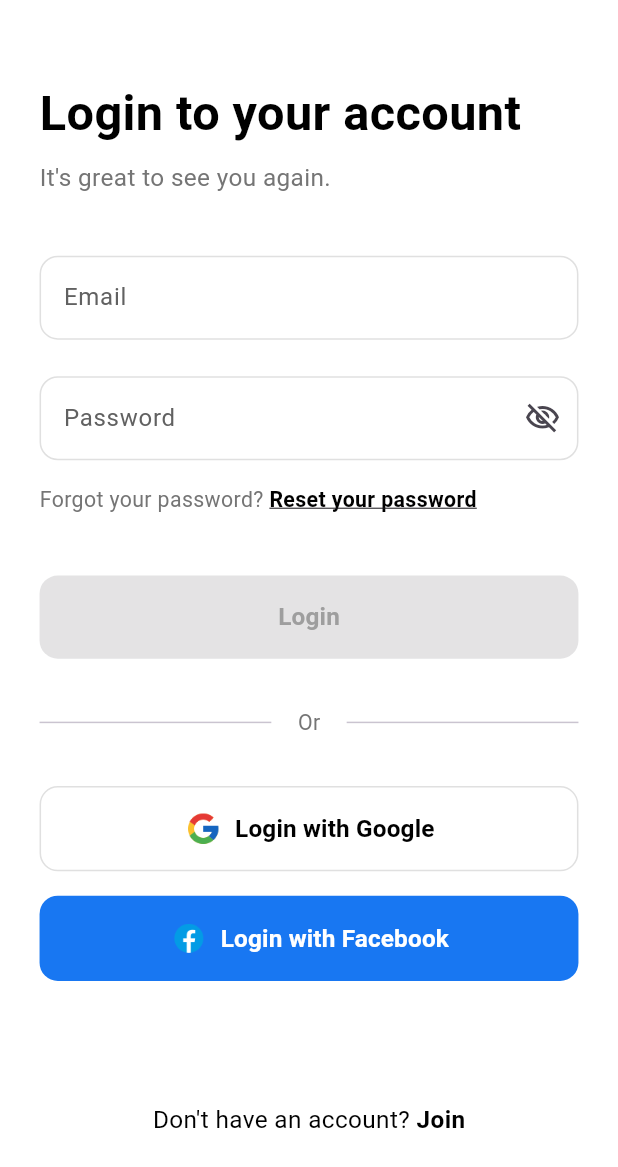
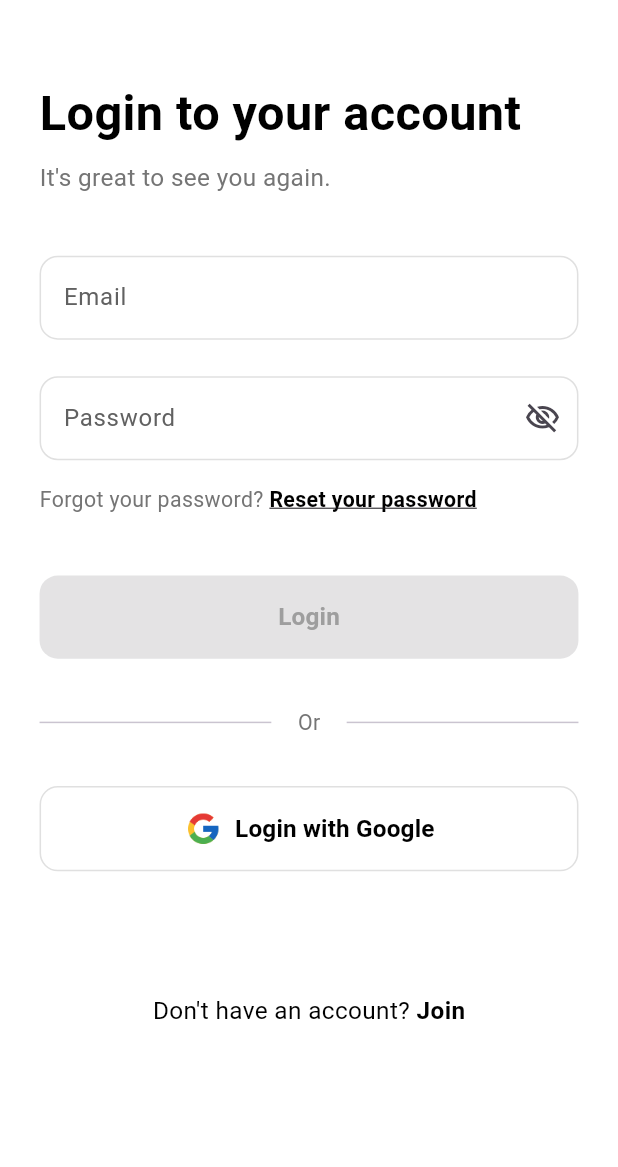
Before and after one commit to jahangirad/Ecommerce-App, a Flutter app: the LoginView screen opened by its route, after a tap on "Login with Google", on a phone screen of 412 x 824 dp. Shown: the top 1167 px of the screen. Run offline on Flutter 3.47's test engine with Material 3 defaults, Android fonts, the phone set to English and light mode, and no system bars; our stand-ins replace flutter_dotenv, flutter_rating_bar, flutter_screenutil, font_awesome_flutter, get, get_storage and 4 more; accounts and stored records are empty.

Commit message:
login and signup create

```diff
--- a/lib/app/modules/login/controllers/login_controller.dart
+++ b/lib/app/modules/login/controllers/login_controller.dart
@@ -1,8 +1,15 @@
 import 'package:flutter/material.dart';
+import 'package:flutter_dotenv/flutter_dotenv.dart';
 import 'package:get/get.dart';
+import 'package:google_sign_in/google_sign_in.dart';
+import 'package:supabase_flutter/supabase_flutter.dart';
+
+import '../../../routes/app_pages.dart';
 
 class LoginController extends GetxController {
   final formKey = GlobalKey<FormState>();
+  // Supabase ক্লায়েন্ট ইনিশিয়ালাইজ করুন
+  final supabase = Supabase.instance.client;
 
   // Text editing controllers
   final emailController = TextEditingController();
@@ -11,6 +18,7 @@ class LoginController extends GetxController {
   // Observable variables for state management
   final isPasswordVisible = false.obs;
   final isFormValid = false.obs;
+  final isLoading = false.obs; // লোডিং স্টেট ম্যানেজ করার জন্য
 
   @override
   void onInit() {
@@ -57,15 +65,78 @@ class LoginController extends GetxController {
     return null; // Login screens usually don't have password length validation
   }
 
-  // Logic for logging in
-  void login() {
-    if (formKey.currentState!.validate()) {
-      // Perform login logic here
+  /// ✅ Supabase দিয়ে ইমেইল ও পাসওয়ার্ড ব্যবহার করে লগইন
+  Future<void> loginWithEmail() async {
+    // প্রথমে ফর্ম ভ্যালিড কিনা চেক করুন
+    if (!formKey.currentState!.validate()) {
+      return;
+    }
+
+    isLoading.value = true;
+    try {
+      final response = await supabase.auth.signInWithPassword(
+        email: emailController.text.trim(),
+        password: passwordController.text.trim(),
+      );
+
+      if (response.user != null) {
+        // লগইন সফল হলে ড্যাশবোর্ডে পাঠান
+        Get.offAllNamed(Routes.DASHBOARD);
+      }
+    } on AuthException catch (e) {
+      // কোনো সমস্যা হলে ব্যবহারকারীকে জানান
       Get.snackbar(
-        'Success',
-        'Logged in successfully!',
+        'Login Failed',
+        e.message,
         snackPosition: SnackPosition.BOTTOM,
+        backgroundColor: Colors.red,
+        colorText: Colors.white,
       );
+    } catch (e) {
+      Get.snackbar(
+        'An Unexpected Error Occurred',
+        'Please try again later.',
+        snackPosition: SnackPosition.BOTTOM,
+        backgroundColor: Colors.red,
+        colorText: Colors.white,
+      );
+    } finally {
+      isLoading.value = false;
+    }
+  }
+
+  /// ✅ Supabase OAuth দিয়ে Google ব্যবহার করে লগইন
+  Future<void> signInWithGoogle() async {
+    final webClientId = dotenv.env['webClientID'];
+    final iosClientId = dotenv.env['iosClientID'];
+
+    final GoogleSignIn googleSignIn = GoogleSignIn(
+      serverClientId: webClientId,
+      clientId: iosClientId,
+    );
+
+    try {
+      final googleUser = await googleSignIn.signIn();
+      if (googleUser == null) return; // user cancelled
+
+      final googleAuth = await googleUser.authentication;
+      final accessToken = googleAuth.accessToken;
+      final idToken = googleAuth.idToken;
+
+      if (accessToken == null || idToken == null) {
+        throw 'Missing Google token';
+      }
+
+      await supabase.auth.signInWithIdToken(
+        provider: OAuthProvider.google,
+        idToken: idToken,
+        accessToken: accessToken,
+      );
+
+      Get.offAllNamed(Routes.DASHBOARD);
+    } catch (e) {
+      Get.snackbar('Native Google Sign-In Error', e.toString(),
+          snackPosition: SnackPosition.BOTTOM, backgroundColor: Colors.red, colorText: Colors.white);
     }
   }
 }
--- a/lib/app/modules/login/views/login_view.dart
+++ b/lib/app/modules/login/views/login_view.dart
@@ -18,7 +18,8 @@ class LoginView extends GetView<LoginController> {
           padding: EdgeInsets.symmetric(horizontal: 24.w),
           child: Form(
             key: controller.formKey,
-            autovalidateMode: AutovalidateMode.onUserInteraction,
+            // controller এর মাধ্যমে ভ্যালিডেশন হ্যান্ডেল করা হচ্ছে
+            // autovalidateMode: AutovalidateMode.onUserInteraction,
             child: Column(
               crossAxisAlignment: CrossAxisAlignment.start,
               children: [
@@ -38,13 +39,7 @@ class LoginView extends GetView<LoginController> {
                 TextFormField(
                   controller: controller.emailController,
                   validator: controller.validateEmail,
-                  decoration: _buildInputDecoration(
-                    label: 'Email',
-                    isValid: controller.validateEmail(controller.emailController.text) == null && controller.emailController.text.isNotEmpty,
-                    errorText: controller.emailController.text.isNotEmpty && controller.validateEmail(controller.emailController.text) != null
-                        ? 'Please enter valid email address'
-                        : null,
-                  ),
+                  decoration: _buildInputDecoration(label: 'Email'),
                   keyboardType: TextInputType.emailAddress,
                 ),
                 SizedBox(height: 24.h),
@@ -56,7 +51,6 @@ class LoginView extends GetView<LoginController> {
                   obscureText: !controller.isPasswordVisible.value,
                   decoration: _buildInputDecoration(
                     label: 'Password',
-                    isValid: controller.validatePassword(controller.passwordController.text) == null && controller.passwordController.text.isNotEmpty,
                   ).copyWith(
                     suffixIcon: IconButton(
                       icon: Icon(controller.isPasswordVisible.value ? Icons.visibility_outlined : Icons.visibility_off_outlined),
@@ -89,13 +83,23 @@ class LoginView extends GetView<LoginController> {
                 Obx(() => SizedBox(
                   width: double.infinity,
                   child: ElevatedButton(
-                    onPressed: controller.isFormValid.value ? controller.login : null,
+                    // ফর্ম ভ্যালিড এবং লোডিং না হলে বাটনটি সচল হবে
+                    onPressed: controller.isFormValid.value && !controller.isLoading.value
+                        ? controller.loginWithEmail // নতুন মেথডটি কল করুন
+                        : null,
                     style: ElevatedButton.styleFrom(
                       padding: EdgeInsets.symmetric(vertical: 16.h),
                       backgroundColor: controller.isFormValid.value ? Colors.black : Colors.grey[300],
                       shape: RoundedRectangleBorder(borderRadius: BorderRadius.circular(12.r)),
                     ),
-                    child: Text(
+                    // লোডিং অবস্থায় ইন্ডিকেটর দেখান
+                    child: controller.isLoading.value
+                        ? const SizedBox(
+                      height: 20,
+                      width: 20,
+                      child: CircularProgressIndicator(color: Colors.white, strokeWidth: 2.0),
+                    )
+                        : Text(
                       'Login',
                       style: TextStyle(fontSize: 16.sp, fontWeight: FontWeight.bold, color: controller.isFormValid.value ? Colors.white : Colors.grey[500]),
                     ),
@@ -117,13 +121,15 @@ class LoginView extends GetView<LoginController> {
                 SizedBox(height: 32.h),
 
                 // -- Social Login Buttons --
-                _buildSocialButton('assets/icons/icons-google.png', 'Login with Google'),
-                SizedBox(height: 16.h),
-                _buildSocialButton('assets/icons/icons-facebook.png', 'Login with Facebook', isFacebook: true),
+                _buildSocialButton(
+                  'assets/icons/icons-google.png',
+                  'Login with Google',
+                  // কন্ট্রোলারের গুগল সাইন-ইন মেথডটি কল করুন
+                  onPressed: controller.signInWithGoogle,
+                ),
                 SizedBox(height: 80.h),
 
                 // -- Join Link --
-                // Join (Create Account) লিঙ্কে নেভিগেট করার কোড
                 Center(
                   child: Text.rich(
                     TextSpan(
@@ -151,23 +157,15 @@ class LoginView extends GetView<LoginController> {
     );
   }
 
-  InputDecoration _buildInputDecoration({required String label, required bool isValid, String? errorText}) {
-    Icon? suffixIcon;
-    if (label != 'Password' && controller.emailController.text.isNotEmpty) {
-      suffixIcon = isValid
-          ? const Icon(Icons.check_circle, color: Colors.green)
-          : const Icon(Icons.error, color: Colors.red);
-    }
-
+  // সহজতর InputDecoration মেথড
+  InputDecoration _buildInputDecoration({required String label}) {
     return InputDecoration(
       labelText: label,
       labelStyle: TextStyle(color: Colors.grey[700]),
-      errorText: errorText,
-      suffixIcon: suffixIcon,
       border: OutlineInputBorder(borderRadius: BorderRadius.circular(12.r)),
       focusedBorder: OutlineInputBorder(
         borderRadius: BorderRadius.circular(12.r),
-        borderSide: BorderSide(color: isValid ? Colors.green : (errorText != null ? Colors.red : Get.theme.primaryColor)),
+        borderSide: BorderSide(color: Get.theme.primaryColor),
       ),
       enabledBorder: OutlineInputBorder(
         borderRadius: BorderRadius.circular(12.r),
@@ -184,18 +182,19 @@ class LoginView extends GetView<LoginController> {
     );
   }
 
-  Widget _buildSocialButton(String iconPath, String text, {bool isFacebook = false}) {
+  // onPressed কলব্যাক যুক্ত করে সোশ্যাল বাটন
+  Widget _buildSocialButton(String iconPath, String text, {required VoidCallback onPressed}) {
     return SizedBox(
       width: double.infinity,
       child: ElevatedButton.icon(
-        onPressed: () {},
+        onPressed: onPressed,
         style: ElevatedButton.styleFrom(
           padding: EdgeInsets.symmetric(vertical: 16.h),
-          backgroundColor: isFacebook ? const Color(0xFF1877F2) : Colors.white,
-          foregroundColor: isFacebook ? Colors.white : Colors.black,
+          backgroundColor: Colors.white,
+          foregroundColor: Colors.black,
           shape: RoundedRectangleBorder(
             borderRadius: BorderRadius.circular(12.r),
-            side: BorderSide(color: isFacebook ? Colors.transparent : Colors.grey[300]!),
+            side: BorderSide(color: Colors.grey[300]!),
           ),
           elevation: 0,
         ),
--- a/lib/app/modules/splash/views/splash_view.dart
+++ b/lib/app/modules/splash/views/splash_view.dart
@@ -2,8 +2,6 @@ import 'package:flutter/material.dart';
 import 'package:flutter_screenutil/flutter_screenutil.dart';
 
 import 'package:get/get.dart';
-
-import '../../../routes/app_pages.dart';
 import '../controllers/splash_controller.dart';
 
 class SplashView extends GetView<SplashController> {
--- a/lib/main.dart
+++ b/lib/main.dart
@@ -1,10 +1,10 @@
+import 'package:ecommerce_app/app/modules/splash/controllers/splash_controller.dart';
 import 'package:flutter/material.dart';
 import 'package:flutter_dotenv/flutter_dotenv.dart';
 import 'package:flutter_screenutil/flutter_screenutil.dart';
 
 import 'package:get/get.dart';
 import 'package:supabase_flutter/supabase_flutter.dart';
-
 import 'app/routes/app_pages.dart';
 
 void main() async{
--- a/pubspec.yaml
+++ b/pubspec.yaml
@@ -44,6 +44,9 @@ dependencies:
   get_storage: ^2.1.1
   font_awesome_flutter: ^10.8.0
   supabase_flutter: ^2.9.1
+  google_sign_in: ^6.0.0
+  flutter_facebook_auth: ^7.1.2
+  app_links: ^6.4.0
 
 dev_dependencies:
   flutter_test:
```
Also changed, not shown: lib/app/modules/signup/controllers/signup_controller.dart (+74 -31 lines), lib/app/modules/signup/views/signup_view.dart (+15 -22 lines), lib/app/modules/splash/controllers/splash_controller.dart (line endings or trailing spaces), pubspec.lock, 2 other files.
